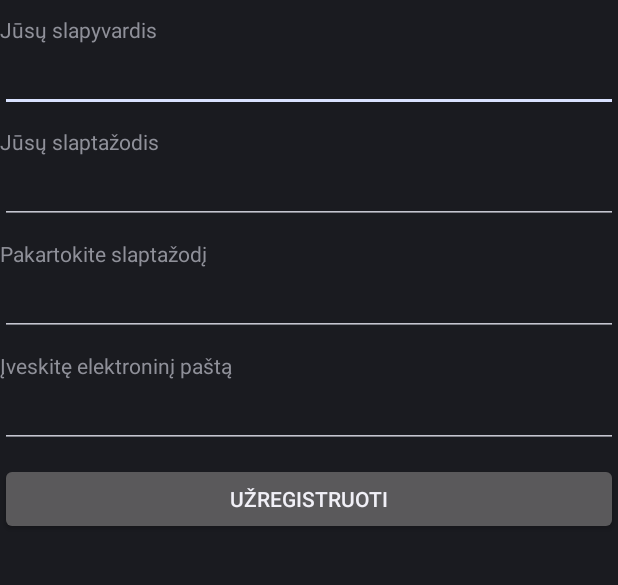
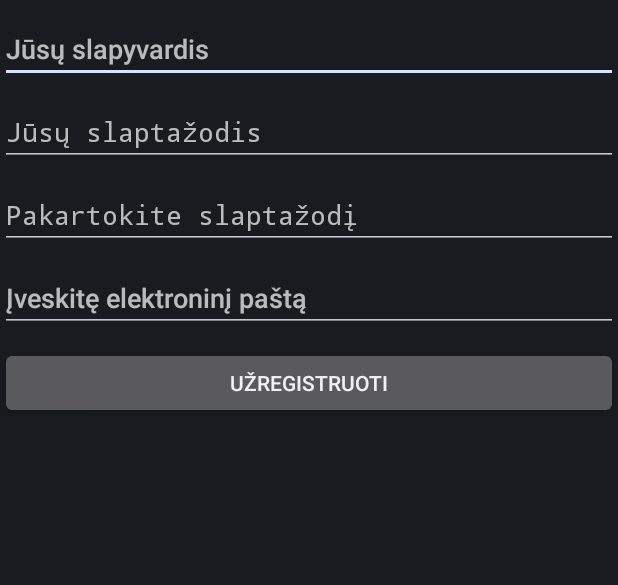
Before and after one commit to MantasDemenius/siuvykla-master, an Android app: the RegisterActivity screen opened directly, with no data from a screen before it, on a phone screen of 412 x 824 dp, the part 384-969 px from its top. Run offline under Robolectric (Android 15) with nearby library versions, the phone set to English and light mode, and no system bars.

Commit message:
Naujas su registracija

```diff
--- a/app/src/main/res/layout/activity_register.xml
+++ b/app/src/main/res/layout/activity_register.xml
@@ -24,60 +24,43 @@
                 android:layout_width="match_parent"
                 android:layout_height="10dp" />
 
-            <TextView
-                android:layout_width="match_parent"
-                android:layout_height="wrap_content"
-                android:text="@string/register_username" />
-
             <EditText
                 android:id="@+id/register_new_username"
                 android:layout_width="match_parent"
-                android:layout_height="wrap_content" />
+                android:layout_height="wrap_content"
+                android:hint="@string/register_username"/>
 
             <Space
                 android:layout_width="match_parent"
                 android:layout_height="10dp" />
 
-            <TextView
-                android:layout_width="match_parent"
-                android:layout_height="wrap_content"
-                android:text="@string/register_password"/>
-
             <EditText
                 android:id="@+id/register_new_password"
                 android:layout_width="match_parent"
                 android:layout_height="wrap_content"
-                android:inputType="textPassword"/>
+                android:hint="@string/register_password"
+                android:inputType="textPassword" />
 
             <Space
                 android:layout_width="match_parent"
                 android:layout_height="10dp" />
 
-            <TextView
-                android:layout_width="match_parent"
-                android:layout_height="wrap_content"
-                android:text="@string/register_repeat_password"
-                />
-
             <EditText
                 android:id="@+id/register_repeat_password"
                 android:layout_width="match_parent"
                 android:layout_height="wrap_content"
-                android:inputType="textPassword"/>
+                android:inputType="textPassword"
+                android:hint="@string/register_repeat_password"/>
 
             <Space
                 android:layout_width="match_parent"
                 android:layout_height="10dp" />
 
-            <TextView
-                android:layout_width="match_parent"
-                android:layout_height="wrap_content"
-                android:text="@string/register_email" />
-
             <EditText
                 android:id="@+id/register_email"
                 android:layout_width="match_parent"
-                android:layout_height="wrap_content" />
+                android:layout_height="wrap_content"
+                android:hint="@string/register_email"/>
 
             <Space
                 android:layout_width="match_parent"
--- a/app/src/main/res/values/strings.xml
+++ b/app/src/main/res/values/strings.xml
@@ -5,6 +5,7 @@
     <string name="login_label_logIn_button">Prisijungti</string>
     <string name="login_invalid_username">Blogai įvestas prisijungimo vardas</string>
     <string name="login_invalid_password">Blogai įvestas slaptažodis</string>
+    <string name="register_invalid_email">Blogai įvestas emailas</string>
     <string name="meniu_new_post_button">Naujas įrašas</string>
     <string name="meniu_search_button">Paieška</string>
     <string name="new_post_add_post">Pridėkite naują įrašą</string>
@@ -45,7 +46,7 @@
     <string name="operation_one_submit_button">Įrašyti</string>
     <string name="operation_one_order">Užsakymų kiekis</string>
     <string name="operation_one_price">Kaina</string>
-    <string name="operation_one_clothes_lenght">Drabužio ilgis</string>
+    <string name="operation_one_clothes_length">Drabužio ilgis</string>
     <string name="operation_one_clothes_width">Drabužio plotis</string>
     <string name="operation_one_error">Privalomas laukelis</string>
 </resources>
```
Also changed, not shown: app/src/main/java/com/example/mokytojas/siuvykla/New_post.java (+25 -16 lines), app/src/main/java/com/example/mokytojas/siuvykla/RegisterActivity.java (+80 -3 lines), app/src/main/res/layout/activity_new_post.xml (+5 -5 lines), 2 other files.
